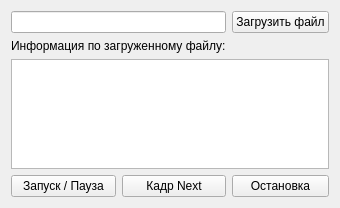
The window that Widgets/CommandControllerWidget.ui (AlexanderMokhov/AR-600Controller) describes before a commit, drawn with Qt 5.
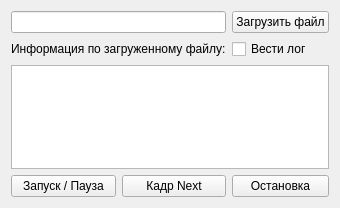
The same window after the commit.

```diff
--- a/Widgets/CommandControllerWidget.ui
+++ b/Widgets/CommandControllerWidget.ui
@@ -86,6 +86,16 @@
        </property>
       </widget>
      </item>
+     <item row="1" column="2">
+      <widget class="QCheckBox" name="checkBoxLog">
+       <property name="layoutDirection">
+        <enum>Qt::LeftToRight</enum>
+       </property>
+       <property name="text">
+        <string>Вести лог</string>
+       </property>
+      </widget>
+     </item>
     </layout>
    </item>
   </layout>
```
